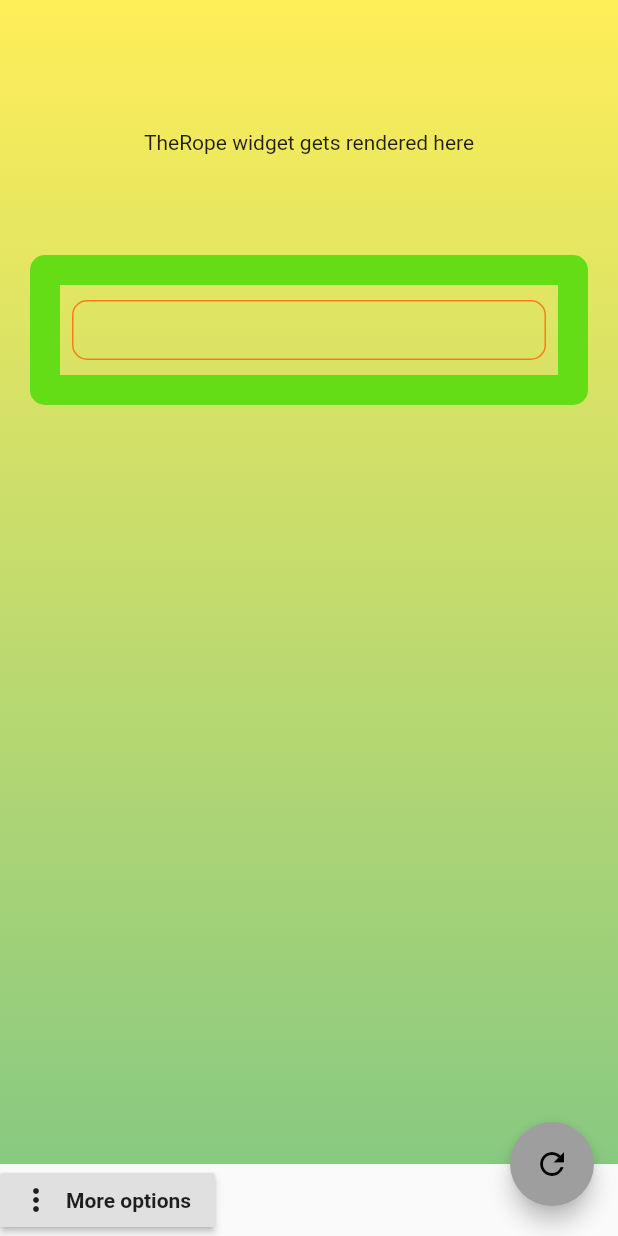
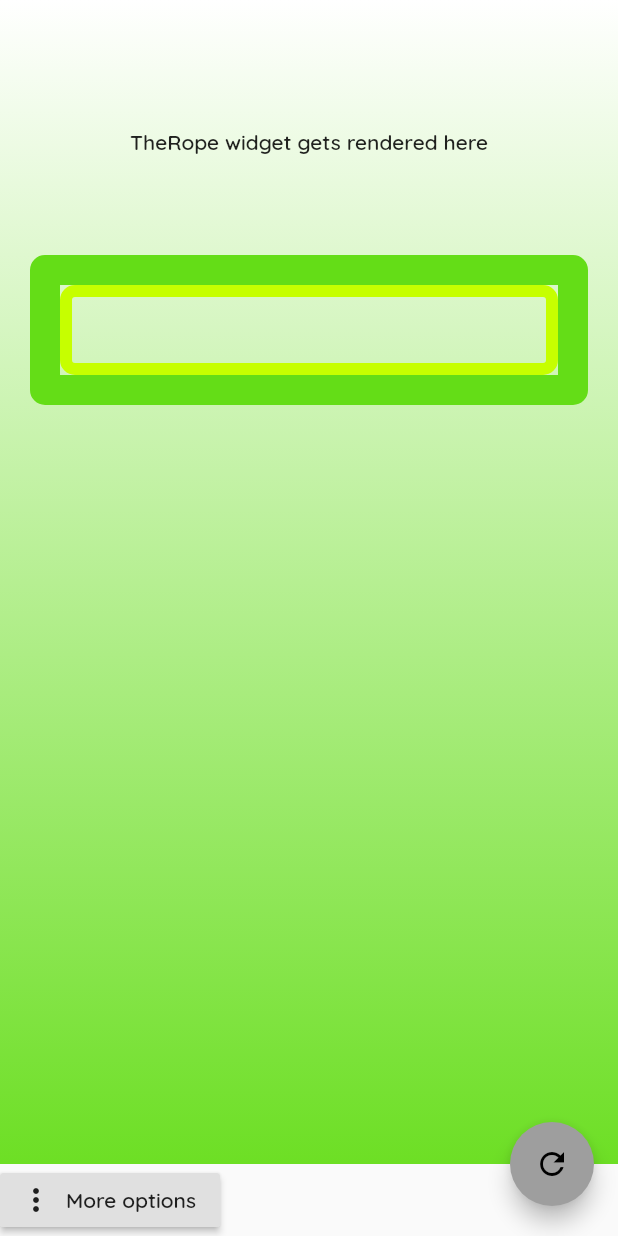
Before and after one commit to reeshaa/Statefully-Fidgeting, a Flutter app: the GamePlay_TugOfWar screen opened directly, on a phone screen of 412 x 824 dp. Run offline on Flutter 3.47's test engine with Material 2 defaults, Android fonts, the light colour scheme and no system bars; our stand-ins replace audioplayers, fluttertoast; missing offline and left inert: dart:ffi, slimy_card; network calls fail.

```diff
--- a/lib/screens/gameplay_tugofwar.dart
+++ b/lib/screens/gameplay_tugofwar.dart
@@ -98,7 +98,7 @@
           gradient: LinearGradient(
               begin: Alignment.bottomCenter,
               end: Alignment.topCenter,
-              colors: [Colors.green[300], Colors.yellow[400]]),
+              colors: [Colors.lightGreenAccent[700], Colors.white]),
         ),
         child: Padding(
           padding: EdgeInsets.all(20),
@@ -133,20 +133,25 @@
                             width: 20,
                           ),
                           borderRadius: BorderRadius.circular(10)),
-                      padding: EdgeInsets.fromLTRB(8, 10, 8, 10),
+                      //padding: EdgeInsets.fromLTRB(8, 10, 8, 10),
                       height: 100,
                       width: 500,
                       child: Container(
                         decoration: BoxDecoration(
                             border: Border.all(
-                              color: Colors.yellow[900],
+                              color: Colors.limeAccent[400],
+                              width: 8,
                             ),
                             borderRadius: BorderRadius.circular(10)),
                         height: 100,
                         width: 400,
-                        padding: EdgeInsets.fromLTRB(8, 10, 8, 10),
+                        //padding: EdgeInsets.fromLTRB(8, 10, 8, 10),
                         //color: Colors.red[400],
-                        child: Center(child: Text('${question}')),
+                        child: Center(
+                            child: Text(
+                          '${question}',
+                          style: TextStyle(fontWeight: FontWeight.w800),
+                        )),
                       ),
                     ),
                   ),
--- a/pubspec.yaml
+++ b/pubspec.yaml
@@ -49,11 +49,7 @@
   # To add assets to your application, add an assets section, like this:
   assets:
     - images/
-<<<<<<< HEAD
-    - sounds/tspt_game_button_04_040.mp3
-=======
     - assets/
->>>>>>> cc4c70c3a2fdd53b2dd50a4607e213d0f1d3bd83
 
   fonts:
     - family: Quicksand
```
Also changed, not shown: lib/components/hostgamepopup.dart (+16 -2 lines), lib/components/joingamebutton.dart (+28 -17 lines), lib/main.dart (+1 -20 lines), lib/screens/joinhost.dart (+41 -24 lines), 1 other file.
